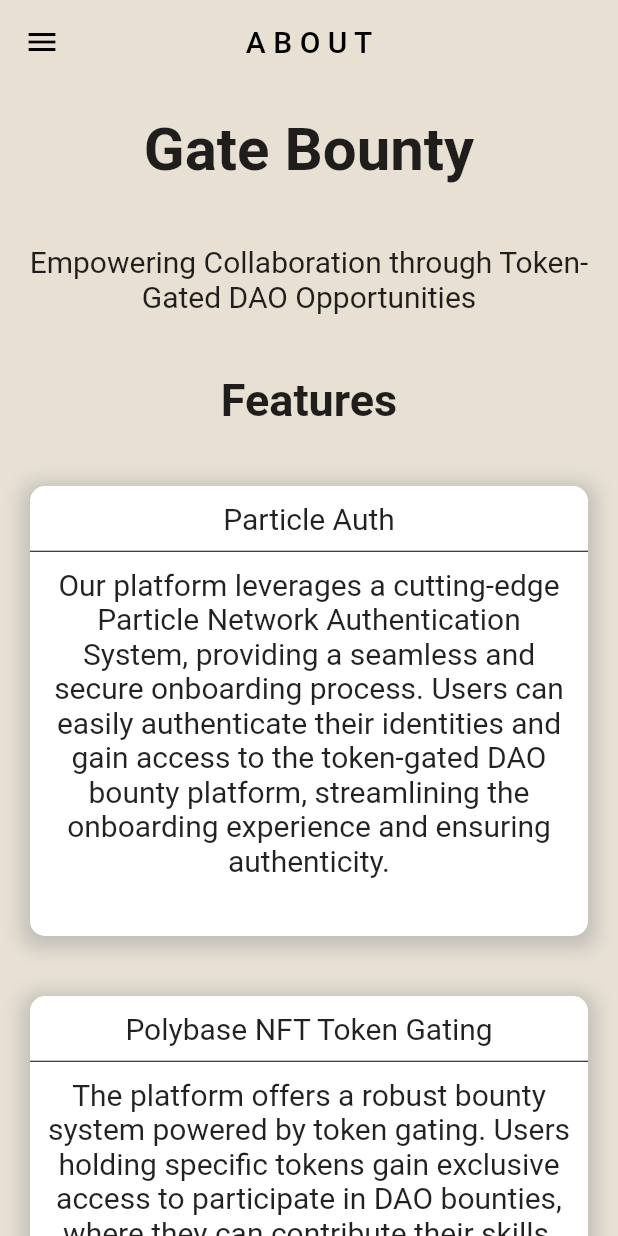
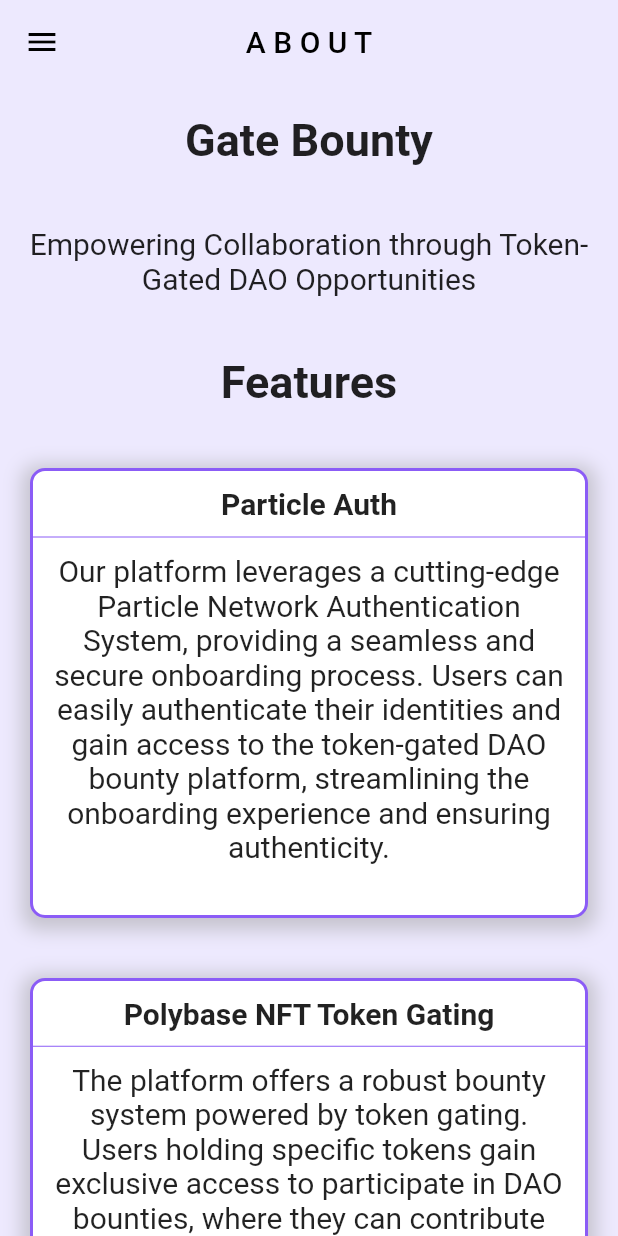
Before and after one commit to mehuldadlani/GateBounty, a Flutter app: the AboutPage screen opened directly, on a phone screen of 412 x 824 dp. Run offline on Flutter 3.47's test engine with Material 2 defaults, Android fonts, the phone set to English and light mode, and no system bars; drawn by our look-alikes of animated_text_kit, oktoast; our stand-ins replace animated_splash_screen, google_fonts, google_nav_bar, page_transition; missing offline and left inert: particle_auth; accounts and stored records are empty.

Commit message:
UI Changes

```diff
--- a/lib/main.dart
+++ b/lib/main.dart
@@ -1,7 +1,5 @@
 import 'package:flutter/material.dart';
 import 'package:oktoast/oktoast.dart';
-import 'package:temp/screens/about_page.dart';
-import 'package:temp/screens/home_page.dart';
 import 'package:temp/screens/splash_screen.dart';
 
 void main() {
--- a/lib/screens/about_page.dart
+++ b/lib/screens/about_page.dart
@@ -1,3 +1,4 @@
+import 'package:animated_text_kit/animated_text_kit.dart';
 import 'package:flutter/material.dart';
 import 'package:temp/widgets/my_drawer.dart';
 
@@ -7,7 +8,7 @@ class AboutPage extends StatelessWidget {
   @override
   Widget build(BuildContext context) {
     return Scaffold(
-      backgroundColor: const Color(0xffE7E0D3),
+      backgroundColor: const Color(0xffEDE9FE),
       drawer: const MyDrawer(),
       appBar: AppBar(
         leading: Builder(
@@ -19,7 +20,7 @@ class AboutPage extends StatelessWidget {
             onPressed: () => Scaffold.of(context).openDrawer(),
           ),
         ),
-        backgroundColor: const Color(0xffE7E0D3),
+        backgroundColor: const Color(0xffEDE9FE),
         elevation: 0,
         centerTitle: true,
         title: const Text(
@@ -32,16 +33,16 @@ class AboutPage extends StatelessWidget {
           physics: const BouncingScrollPhysics(),
           child: Column(
             children: [
-              const Padding(
+               Padding(
                 padding: EdgeInsets.symmetric(vertical: 20),
-                child: Text(
-                  "Gate Bounty",
-                  style: TextStyle(
-                    fontSize: 40,
-                    fontWeight: FontWeight.bold,
-                  ),
-                ),
-              ),
+                child: AnimatedTextKit(
+              animatedTexts: [
+                TyperAnimatedText('Gate Bounty', textStyle: TextStyle(
+                  fontSize: 30,
+                  fontWeight: FontWeight.bold,
+                ), speed: const Duration(milliseconds: 100),),
+              ],
+              )),
               const SizedBox(height: 20),
               const Text(
                 "Empowering Collaboration through Token-Gated DAO Opportunities",
@@ -64,6 +65,7 @@ class AboutPage extends StatelessWidget {
                 child: Container(
                   height: 300,
                   decoration: BoxDecoration(
+                    border: Border.all(color: Color(0xff8B5CF6), width: 2),
                     color: Colors.white,
                     borderRadius: BorderRadius.circular(10),
                     boxShadow: [
@@ -83,14 +85,15 @@ class AboutPage extends StatelessWidget {
                         child: Text(
                           "Particle Auth",
                           style: TextStyle(
+                            fontWeight: FontWeight.bold,
                             fontSize: 20,
                           ),
                           textAlign: TextAlign.center,
                         ),
                       ),
                       Divider(
-                        color: Colors.black,
-                        height: 1,
+                        color:Color(0xff8B5CF6),
+                        height: 2,
                       ),
                       Expanded(
                         child: Padding(
@@ -114,6 +117,7 @@ class AboutPage extends StatelessWidget {
                 child: Container(
                   height: 300,
                   decoration: BoxDecoration(
+                    border: Border.all(color: Color(0xff8B5CF6), width: 2),
                     color: Colors.white,
                     borderRadius: BorderRadius.circular(10),
                     boxShadow: [
@@ -133,13 +137,14 @@ class AboutPage extends StatelessWidget {
                         child: Text(
                           "Polybase NFT Token Gating",
                           style: TextStyle(
+                            fontWeight: FontWeight.bold,
                             fontSize: 20,
                           ),
                           textAlign: TextAlign.center,
                         ),
                       ),
                       Divider(
-                        color: Colors.black,
+                        color: Color(0xff8B5CF6),
                         height: 1,
                       ),
                       Expanded(
@@ -164,6 +169,7 @@ class AboutPage extends StatelessWidget {
                 child: Container(
                   height: 500,
                   decoration: BoxDecoration(
+                    border: Border.all(color: Color(0xff8B5CF6), width: 2),
                     color: Colors.white,
                     borderRadius: BorderRadius.circular(10),
                     boxShadow: [
@@ -183,13 +189,14 @@ class AboutPage extends StatelessWidget {
                         child: Text(
                           "Trustworthy Submission Verification",
                           style: TextStyle(
+                            fontWeight: FontWeight.bold,
                             fontSize: 20,
                           ),
                           textAlign: TextAlign.center,
                         ),
                       ),
                       Divider(
-                        color: Colors.black,
+                        color: Color(0xff8B5CF6),
                         height: 1,
                       ),
                       Expanded(
--- a/lib/screens/data_page.dart
+++ b/lib/screens/data_page.dart
@@ -41,7 +41,7 @@ class _DataPageState extends State<DataPage> {
   @override
   Widget build(BuildContext context) {
     return Scaffold(
-      backgroundColor: const Color(0xffE7E0D3),
+      backgroundColor: const Color(0xffEDE9FE),
       appBar: AppBar(
         leading: Builder(
           builder: (context) => IconButton(
@@ -55,7 +55,7 @@ class _DataPageState extends State<DataPage> {
           ),
         ),
         elevation: 0,
-        backgroundColor: const Color(0xffE7E0D3),
+        backgroundColor: const Color(0xffEDE9FE),
         title: const Text("D A O   D A T A", style: TextStyle(
           color: Colors.black,
           fontSize: 20,
--- a/lib/screens/profile_page.dart
+++ b/lib/screens/profile_page.dart
@@ -58,7 +58,7 @@ class _ProfilePageState extends State<ProfilePage> {
     var width = size.width;
 
     return Scaffold(
-      backgroundColor: const Color(0xffE7E0D3),
+      backgroundColor: const Color(0xffEDE9FE),
       drawer: const MyDrawer(),
       appBar: AppBar(
         leading: Builder(
@@ -79,7 +79,7 @@ class _ProfilePageState extends State<ProfilePage> {
         ),
         centerTitle: true,
         elevation: 0,
-        backgroundColor: const Color(0xffE7E0D3),
+        backgroundColor: const Color(0xffEDE9FE),
       ),
       body: SafeArea(
         child: SingleChildScrollView(
@@ -168,7 +168,7 @@ class _ProfilePageState extends State<ProfilePage> {
                           ],
                         ),
                       ),
-                      SizedBox(height: height * 0.02),
+                      SizedBox(height: height * 0.04),
                       ElevatedButton(onPressed:() => handleButtonPress(context),  style: ElevatedButton.styleFrom(
                         backgroundColor: Colors.black,
                         padding: const EdgeInsets.symmetric(horizontal: 50, vertical: 20),
--- a/lib/screens/splash_screen.dart
+++ b/lib/screens/splash_screen.dart
@@ -12,13 +12,13 @@ class SplashScreen extends StatelessWidget {
     return AnimatedSplashScreen(
       splash: Column(
         children: [
-          Image.asset('assets/particle.png', height: 100,),
+          Text("M A N G D A O", style: TextStyle(fontSize: 40),),
         ],
       ),
       nextScreen: const AuthDemoPage(),
       splashIconSize: 100,
       duration: 1000,
-      backgroundColor: Colors.white,
+      backgroundColor: Color(0xffEDE9FE),
       splashTransition: SplashTransition.fadeTransition,
       pageTransitionType: PageTransitionType.fade,
     );
--- a/lib/widgets/my_drawer.dart
+++ b/lib/widgets/my_drawer.dart
@@ -21,14 +21,14 @@ class MyDrawer extends StatelessWidget {
   Widget build(BuildContext context) {
     return Drawer(
       child: Container(
-        color: Colors.white,
+        color: Color(0xffEDE9FE),
         child: ListView(
           children: [
             const DrawerHeader(
               child: Center(
                 child: Text(
-                  "L O G O",
-                  style: TextStyle( fontSize: 35),
+                  "M A N G D A O",
+                  style: TextStyle( fontSize: 30),
                 ),
               ),
             ),
--- a/pubspec.yaml
+++ b/pubspec.yaml
@@ -47,6 +47,7 @@ dependencies:
   hidden_drawer_menu: ^3.0.1
   shared_preferences: ^2.1.2
   dio: ^5.2.0
+  animated_text_kit: ^4.2.2
 
 dev_dependencies:
   flutter_test:
```
Also changed, not shown: lib/auth_demo/auth_demo.dart (+14 -2 lines), lib/screens/bounty_page.dart (+54 -2 lines), lib/screens/dao_page.dart (+18 -8 lines), lib/screens/home_page.dart (+7 -5 lines), pubspec.lock.
